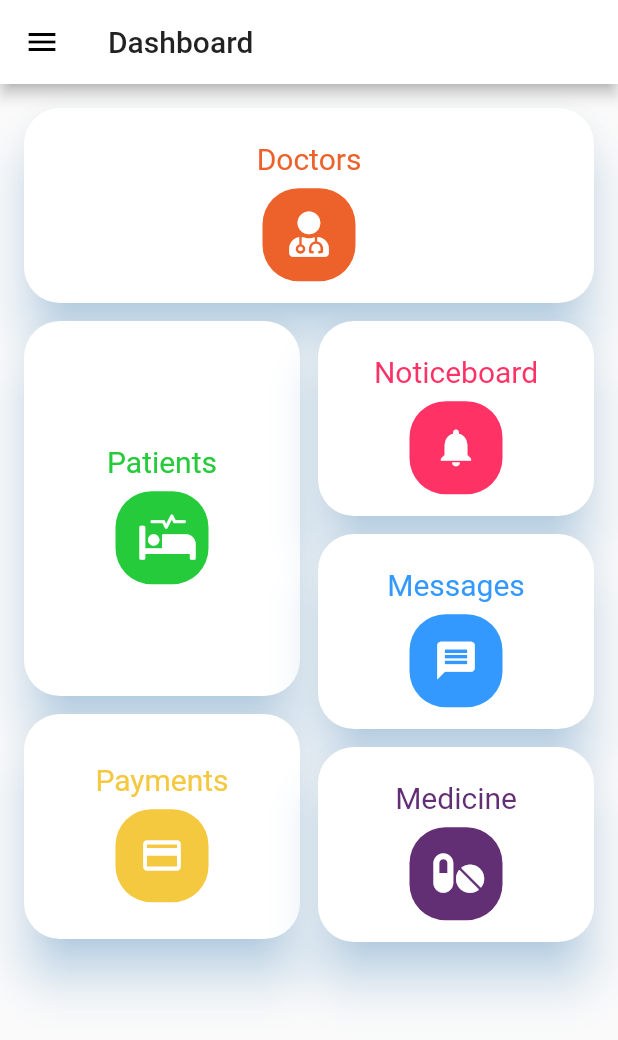
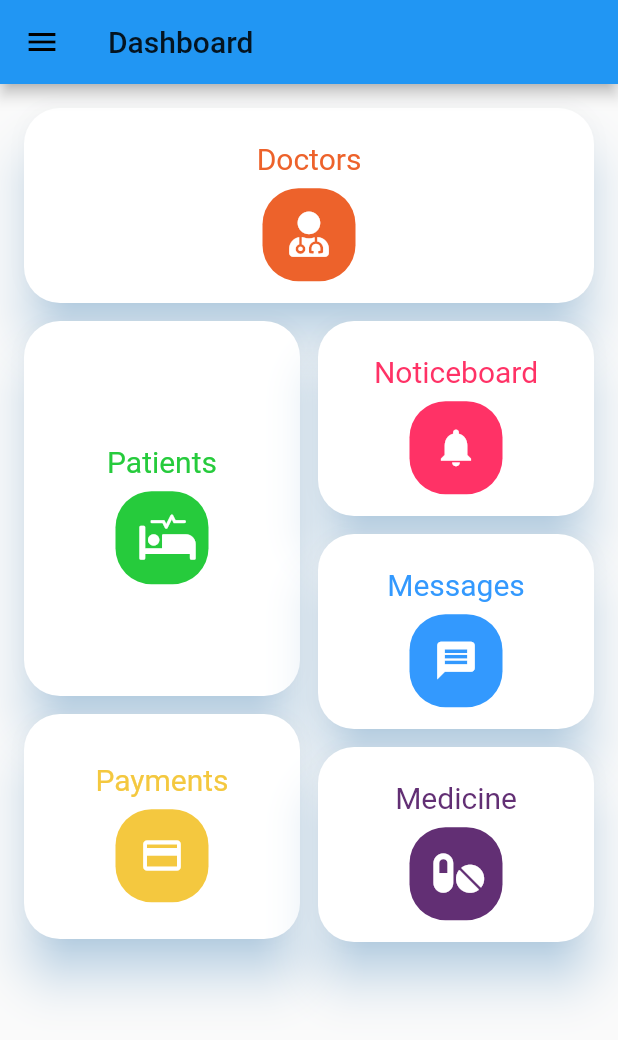
Before and after one commit to pamu47/UEE-App-Redesigning, a Flutter app: the screen it shows after launch, on a phone screen of 412 x 824 dp. Shown: the top 1040 px of the screen. Run offline on Flutter 3.47's test engine with Material 2 defaults, Android fonts, the phone set to English and light mode, and no system bars; our stand-ins replace font_awesome_flutter.

Commit message:
removed unused imports

```diff
--- a/lib/Homescreen/homescreen.dart
+++ b/lib/Homescreen/homescreen.dart
@@ -1,7 +1,5 @@
 import 'package:flutter/material.dart';
-import 'package:font_awesome_flutter/font_awesome_flutter.dart';
 import 'package:hospital_mgt/Homescreen/appDrawer.dart';
-import 'package:hospital_mgt/PatientMgt/patients.dart';
 
 import 'dashboard.dart';
 
@@ -18,6 +16,7 @@ class MyHomePageState extends State<MyApp> {
   Widget build(BuildContext context) {
     return Scaffold(
         appBar: AppBar(
+          backgroundColor: Colors.blue,
           title: Text("Dashboard"),
         ),
         body: Dashboard(),
```
